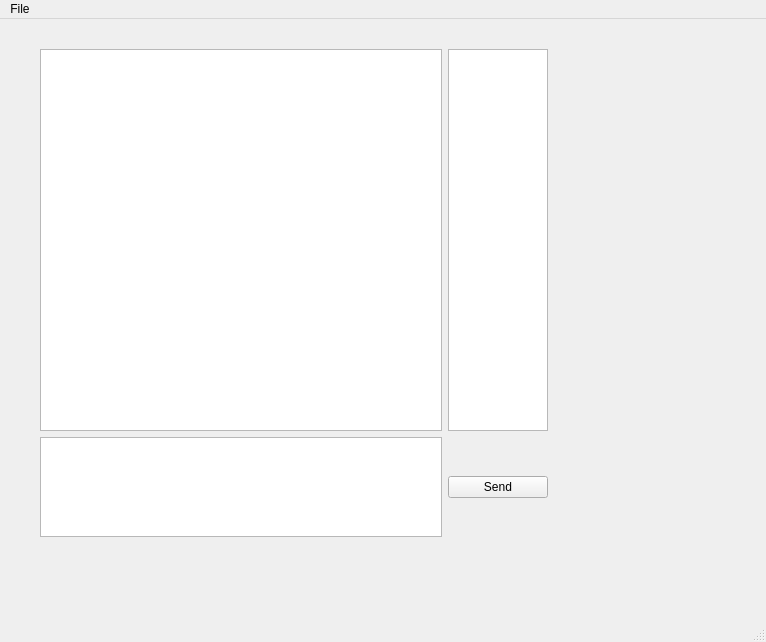
First picture: the form in udp_chat_client/mainwindow.ui, repository alextyurin/udp_chat, before the edit.
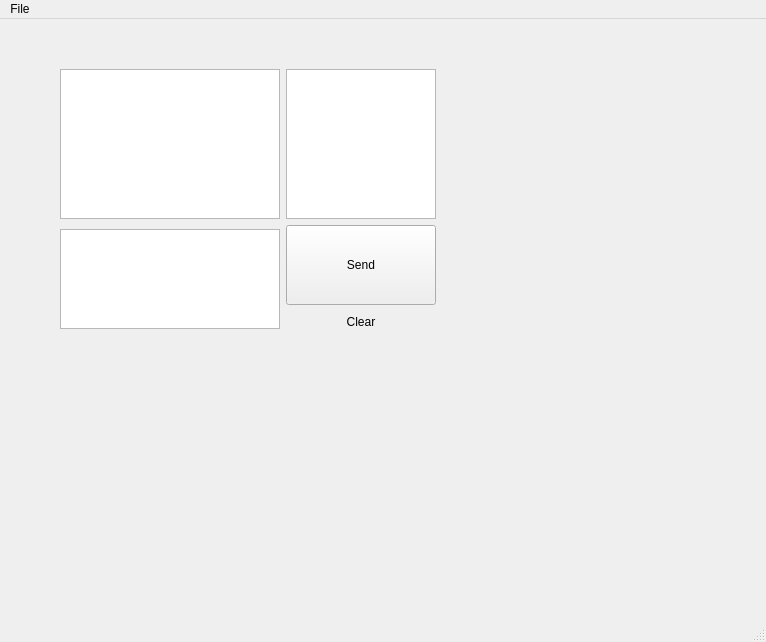
Second picture: the form after the edit.

```diff
--- a/udp_chat_client/mainwindow.ui
+++ b/udp_chat_client/mainwindow.ui
@@ -14,13 +14,13 @@
    <string>MainWindow</string>
   </property>
   <widget class="QWidget" name="centralWidget">
-   <widget class="QWidget" name="layoutWidget">
+   <widget class="QWidget" name="">
     <property name="geometry">
      <rect>
-      <x>20</x>
-      <y>10</y>
-      <width>548</width>
-      <height>528</height>
+      <x>40</x>
+      <y>30</y>
+      <width>416</width>
+      <height>304</height>
      </rect>
     </property>
     <layout class="QVBoxLayout" name="general">
@@ -55,13 +55,13 @@
          </property>
          <property name="minimumSize">
           <size>
-           <width>100</width>
+           <width>150</width>
            <height>0</height>
           </size>
          </property>
          <property name="maximumSize">
           <size>
-           <width>100</width>
+           <width>150</width>
            <height>16777215</height>
           </size>
          </property>
@@ -71,9 +71,6 @@
      </item>
      <item>
       <layout class="QHBoxLayout" name="bottom">
-       <property name="sizeConstraint">
-        <enum>QLayout::SetDefaultConstraint</enum>
-       </property>
        <item>
         <widget class="QPlainTextEdit" name="textEdit">
          <property name="sizePolicy">
@@ -97,6 +94,8 @@
         </widget>
        </item>
        <item>
+        <layout class="QVBoxLayout" name="buttons">
+         <item>
         <widget class="QPushButton" name="sendButton">
          <property name="sizePolicy">
           <sizepolicy hsizetype="Fixed" vsizetype="Fixed">
@@ -106,20 +105,56 @@
          </property>
          <property name="minimumSize">
           <size>
-           <width>100</width>
-           <height>0</height>
+             <width>150</width>
+             <height>80</height>
           </size>
          </property>
          <property name="maximumSize">
           <size>
-           <width>100</width>
-           <height>16777215</height>
+             <width>150</width>
+             <height>80</height>
           </size>
          </property>
          <property name="text">
           <string>Send</string>
          </property>
-        </widget>
+           <property name="flat">
+            <bool>false</bool>
+           </property>
+          </widget>
+         </item>
+         <item>
+          <widget class="QPushButton" name="clear">
+           <property name="enabled">
+            <bool>true</bool>
+           </property>
+           <property name="sizePolicy">
+            <sizepolicy hsizetype="Fixed" vsizetype="Fixed">
+             <horstretch>0</horstretch>
+             <verstretch>0</verstretch>
+            </sizepolicy>
+           </property>
+           <property name="minimumSize">
+            <size>
+             <width>150</width>
+             <height>0</height>
+            </size>
+           </property>
+           <property name="maximumSize">
+            <size>
+             <width>150</width>
+             <height>16777215</height>
+            </size>
+           </property>
+           <property name="text">
+            <string>Clear</string>
+           </property>
+           <property name="flat">
+            <bool>true</bool>
+           </property>
+          </widget>
+         </item>
+        </layout>
        </item>
       </layout>
      </item>
```
Left out of the diff: 12 changed lines with no effect on the pictures. Lines whose indentation alone changed are shown as unchanged.
